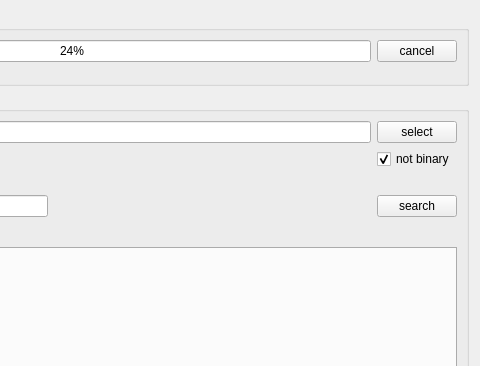
Old version of the form widget/sessionwidget.ui in the repository mugiseyebrows/mugi-grep; both pictures show x 250 to 730 and y 0 to 366 of the 730 by 596 pixel window.
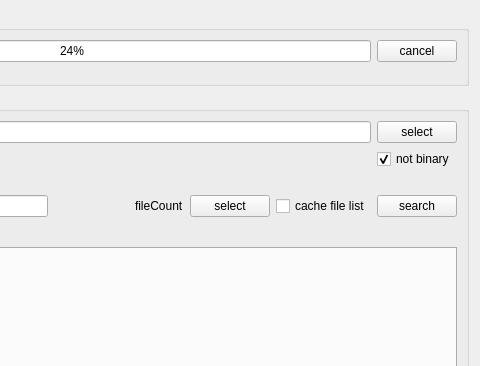
New version of the form. Custom widgets are drawn as their Qt base class.

Commit message: cache file list

The edit to the form file:
```diff
--- a/widget/sessionwidget.ui
+++ b/widget/sessionwidget.ui
@@ -189,6 +189,27 @@
           </property>
          </spacer>
         </item>
+        <item>
+         <widget class="QLabel" name="fileCount">
+          <property name="text">
+           <string>fileCount</string>
+          </property>
+         </widget>
+        </item>
+        <item>
+         <widget class="QPushButton" name="selectFiles">
+          <property name="text">
+           <string>select</string>
+          </property>
+         </widget>
+        </item>
+        <item>
+         <widget class="QCheckBox" name="cacheFileList">
+          <property name="text">
+           <string>cache file list</string>
+          </property>
+         </widget>
+        </item>
         <item>
          <widget class="QPushButton" name="search">
           <property name="text">
```
Left out of the diff: 34 changed lines with no effect on the pictures. The commit also changes 12 other files.
